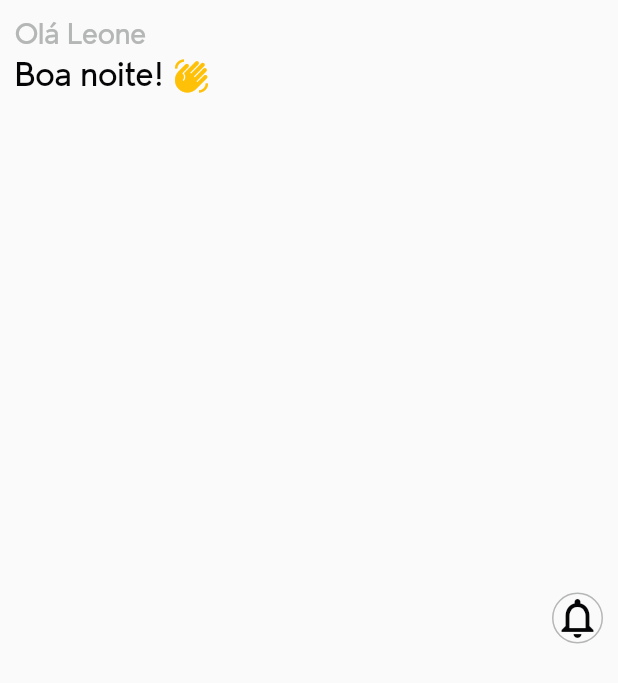
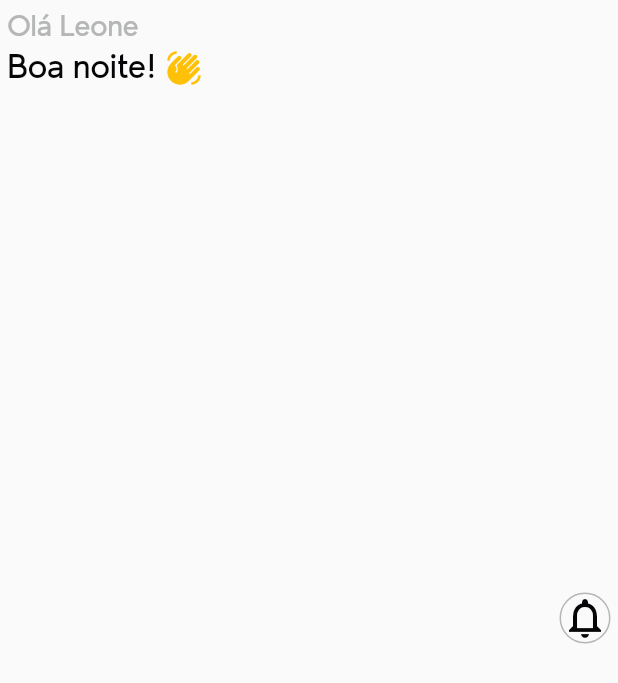
Before and after one commit to LeoneRSantos/App-podcast-dribbble, a Flutter app: the Topo widget shown alone on an empty page, opened directly, on a phone screen of 412 x 824 dp. Shown: the top 683 px of the screen. Run offline on Flutter 3.47's test engine with Material 2 defaults, Android fonts, the phone set to English and light mode, and no system bars; our stand-ins replace carousel_slider, sliding_clipped_nav_bar.

Commit message:
Alteração no Padding do Topo

```diff
--- a/lib/widgets/topo.dart
+++ b/lib/widgets/topo.dart
@@ -11,7 +11,7 @@ class Topo extends StatelessWidget {
     ColorScheme cores = Theme.of(context).colorScheme;
 
     return Padding(
-      padding: const EdgeInsets.all(10.0),
+      padding: const EdgeInsets.all(5.0),
       child: Row(
         children: [
           Column(
```
